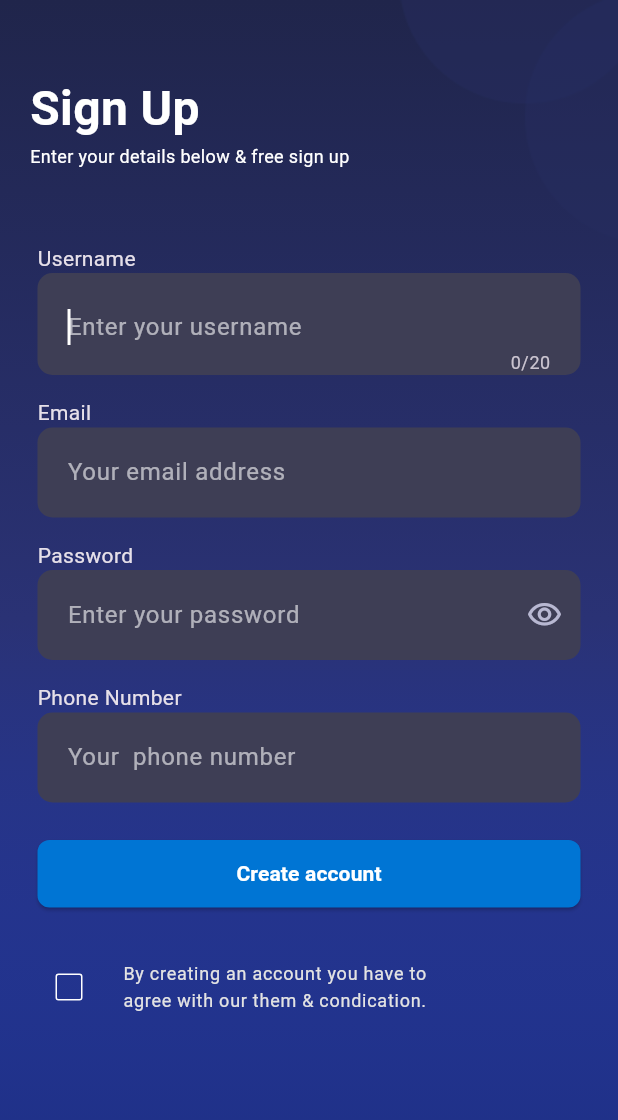
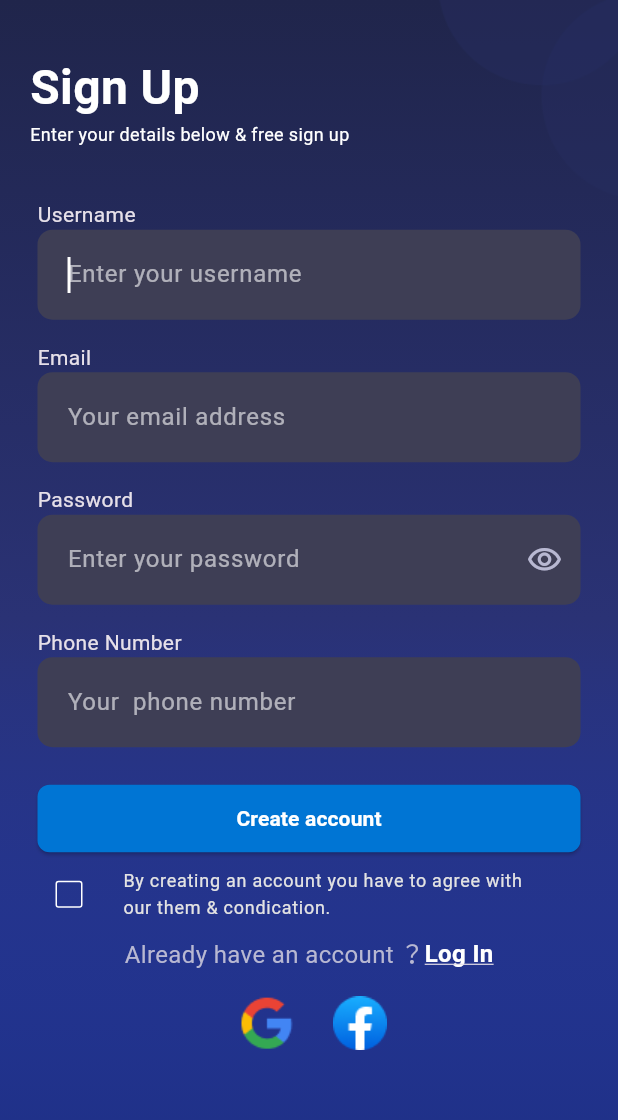
Before and after one commit to mirzazulfadhliamin/Flutter_UI_Login_APP, a Flutter app: the screen it shows after launch, after a tap on "Sign up", on a phone screen of 412 x 824 dp. Shown: the top 1120 px of the screen. Run offline on Flutter 3.47's test engine with Material 2 defaults, Android fonts, the phone set to English and light mode, and no system bars; Roboto replaces fonts that are missing (Georgia, Hind, addressCity).

Commit message:
Login dan SingIn UI

```diff
--- a/lib/pages/SignUp.dart
+++ b/lib/pages/SignUp.dart
@@ -1,4 +1,5 @@
 import 'package:flutter/material.dart';
+import 'package:login_page1/pages/login.dart';
 
 class SignUp_page extends StatefulWidget {
   const SignUp_page({super.key});
@@ -21,8 +22,8 @@ class _SignUp_pageState extends State<SignUp_page> {
   @override
   Widget build(BuildContext context) {
     return Scaffold(
-      body: SingleChildScrollView(
-        child: SafeArea(
+      resizeToAvoidBottomInset: false,
+      body: SafeArea(
         child: Container(
           width: double.infinity,
           height: MediaQuery.of(context).size.height,
@@ -59,7 +60,7 @@ class _SignUp_pageState extends State<SignUp_page> {
                       ),
                       Container(
                         margin: EdgeInsets.only(left: 20),
-                          child: Text(
+                        child: const Text(
                           "Enter your details below & free sign up",
                           style: TextStyle(
                             color: Colors.white,
@@ -69,8 +70,11 @@ class _SignUp_pageState extends State<SignUp_page> {
                       ),
                     ],
                   ),
-                    Spacer(),
-                    Image.asset('images/vector1.png'),
+                  const Spacer(),
+                  Image.asset(
+                    'images/vector1.png',
+                    width: 120,
+                  ),
                 ],
               ),
               Container(
@@ -84,7 +88,6 @@ class _SignUp_pageState extends State<SignUp_page> {
                 ),
                 margin: const EdgeInsets.symmetric(horizontal: 25),
                 child: TextField(
-                    maxLength: 20,
                   autofocus: true,
                   textAlignVertical: TextAlignVertical.center,
                   focusNode: _focus_username,
@@ -97,7 +100,7 @@ class _SignUp_pageState extends State<SignUp_page> {
                   decoration: const InputDecoration(
                     border: InputBorder.none,
                     contentPadding:
-                          EdgeInsets.symmetric(horizontal: 20, vertical: 0),
+                        EdgeInsets.symmetric(horizontal: 20, vertical: 18),
                     hintText: "Enter your username",
                     hintStyle:
                         TextStyle(color: Color.fromARGB(151, 255, 255, 255)),
@@ -124,7 +127,7 @@ class _SignUp_pageState extends State<SignUp_page> {
                     fontSize: 16,
                     color: Colors.white,
                   ),
-                    decoration: InputDecoration(
+                  decoration: const InputDecoration(
                     border: InputBorder.none,
                     contentPadding:
                         EdgeInsets.symmetric(horizontal: 20, vertical: 18),
@@ -198,7 +201,7 @@ class _SignUp_pageState extends State<SignUp_page> {
                     fontSize: 16,
                     color: Colors.white,
                   ),
-                    decoration: InputDecoration(
+                  decoration: const InputDecoration(
                     border: InputBorder.none,
                     contentPadding:
                         EdgeInsets.symmetric(horizontal: 20, vertical: 18),
@@ -209,7 +212,7 @@ class _SignUp_pageState extends State<SignUp_page> {
                 ),
               ),
               Container(
-                  margin: EdgeInsets.symmetric(horizontal: 25, vertical: 25),
+                margin: EdgeInsets.only(left: 25, right: 25, top: 25),
                 width: MediaQuery.of(context).size.width * 1,
                 height: 45,
                 child: ElevatedButton(
@@ -234,8 +237,8 @@ class _SignUp_pageState extends State<SignUp_page> {
               ),
               ListTile(
                 title: Container(
-                    margin: EdgeInsets.only(right: 70),
-                    child: Text(
+                  margin: const EdgeInsets.only(right: 20),
+                  child: const Text(
                     "By creating an account you have to agree with our them & condication.",
                     style: TextStyle(
                       fontFamily: AutofillHints.addressCity,
@@ -263,9 +266,56 @@ class _SignUp_pageState extends State<SignUp_page> {
                     side: BorderSide(color: Colors.white),
                   ),
                 ),
+              ),
+              Row(
+                mainAxisAlignment: MainAxisAlignment.center,
+                children: [
+                  Container(
+                    child: const Text(
+                      "Already have an account ？",
+                      style: TextStyle(
+                          fontFamily: AutofillHints.addressCity,
+                          fontSize: 16,
+                          color: Color.fromARGB(255, 184, 184, 210)),
+                    ),
+                  ),
+                  SizedBox(
+                    height: 5,
+                  ),
+                  InkWell(
+                    onTap: () {
+                      Navigator.of(context).push(
+                        MaterialPageRoute(
+                          builder: (context) => LoginPage(),
+                        ),
+                      );
+                    },
+                    child: const Text(
+                      "Log In",
+                      style: TextStyle(
+                          fontFamily: AutofillHints.addressCity,
+                          fontSize: 16,
+                          fontWeight: FontWeight.bold,
+                          color: Colors.white,
+                          decoration: TextDecoration.underline),
+                    ),
                   )
                 ],
               ),
+              Container(
+                margin: EdgeInsets.only(top: 10),
+              ),
+              Row(
+                mainAxisAlignment: MainAxisAlignment.center,
+                children: [
+                  Image.asset('images/google_logo.png'),
+                  const SizedBox(
+                    width: 20,
+                  ),
+                  Image.asset('images/facebook_logo.png'),
+                ],
+              )
+            ],
           ),
         ),
       ),
--- a/lib/pages/login.dart
+++ b/lib/pages/login.dart
@@ -20,8 +20,7 @@ class _LoginPageState extends State<LoginPage> {
   Widget build(BuildContext context) {
     return Scaffold(
       resizeToAvoidBottomInset: false,
-      body: SingleChildScrollView(
-        child: SafeArea(
+      body: SafeArea(
         child: Container(
           width: double.infinity,
           height: MediaQuery.of(context).size.height,
@@ -52,7 +51,10 @@ class _LoginPageState extends State<LoginPage> {
                     ),
                   ),
                   Spacer(),
-                    Image.asset('images/vector1.png'),
+                  Image.asset(
+                    'images/vector1.png',
+                    width: 120,
+                  ),
                 ],
               ),
               Image.asset(
@@ -67,8 +69,7 @@ class _LoginPageState extends State<LoginPage> {
                     margin: EdgeInsets.only(left: 40, top: 30),
                     child: const Text(
                       "Your Email",
-                        style:
-                            TextStyle(color: Color.fromRGBO(228, 228, 228, 1)),
+                      style: TextStyle(color: Color.fromRGBO(228, 228, 228, 1)),
                     ),
                   ),
                   Container(
@@ -84,13 +85,13 @@ class _LoginPageState extends State<LoginPage> {
                       textAlignVertical: TextAlignVertical.top,
                       keyboardType: TextInputType.emailAddress,
                       cursorColor: Colors.white,
-                        style: TextStyle(
+                      style: const TextStyle(
                         fontSize: 16,
                         color: Colors.white,
                       ),
-                        decoration: InputDecoration(
-                          contentPadding: EdgeInsets.symmetric(
-                              horizontal: 20, vertical: 18),
+                      decoration: const InputDecoration(
+                        contentPadding:
+                            EdgeInsets.symmetric(horizontal: 20, vertical: 18),
                         hintText: "Your Email",
                         hintStyle: TextStyle(
                             color: Color.fromARGB(151, 255, 255, 255)),
@@ -102,8 +103,7 @@ class _LoginPageState extends State<LoginPage> {
                     margin: EdgeInsets.only(left: 40, top: 10),
                     child: const Text(
                       "Password",
-                        style:
-                            TextStyle(color: Color.fromRGBO(228, 228, 228, 1)),
+                      style: TextStyle(color: Color.fromRGBO(228, 228, 228, 1)),
                     ),
                   ),
                   Container(
@@ -138,10 +138,10 @@ class _LoginPageState extends State<LoginPage> {
                           ),
                         ),
                         border: InputBorder.none,
-                          contentPadding: EdgeInsets.symmetric(
+                        contentPadding: const EdgeInsets.symmetric(
                             horizontal: 20, vertical: 18),
                         hintText: "Password",
-                          hintStyle: TextStyle(
+                        hintStyle: const TextStyle(
                             color: Color.fromARGB(151, 255, 255, 255)),
                       ),
                     ),
@@ -151,7 +151,7 @@ class _LoginPageState extends State<LoginPage> {
                     children: [
                       Container(
                         margin: EdgeInsets.only(right: 40, top: 10),
-                          child: Text(
+                        child: const Text(
                           "Forget Password?",
                           style: TextStyle(
                               color: Color.fromRGBO(184, 184, 210, 1)),
@@ -162,7 +162,7 @@ class _LoginPageState extends State<LoginPage> {
                   Center(
                     child: Container(
                       width: double.infinity, // Mengisi lebar layar
-                        margin: EdgeInsets.symmetric(
+                      margin: const EdgeInsets.symmetric(
                           horizontal:
                               40), // Margin samping untuk memberikan jarak dari tepi layar
                       child: ElevatedButton(
@@ -171,14 +171,14 @@ class _LoginPageState extends State<LoginPage> {
                           backgroundColor: MaterialStateProperty.all(
                             Color.fromARGB(255, 0, 117, 212),
                           ),
-                            shape: MaterialStateProperty.all<
-                                RoundedRectangleBorder>(
+                          shape:
+                              MaterialStateProperty.all<RoundedRectangleBorder>(
                             RoundedRectangleBorder(
                               borderRadius: BorderRadius.circular(8),
                             ),
                           ),
                         ),
-                          child: Text(
+                        child: const Text(
                           "Log In",
                           style: TextStyle(
                               color: Colors.white,
@@ -191,8 +191,8 @@ class _LoginPageState extends State<LoginPage> {
                   Row(
                     mainAxisAlignment: MainAxisAlignment.center,
                     children: [
-                        Text(
-                          "Don't have an account?",
+                      const Text(
+                        "Don't have an account ? ",
                         style: TextStyle(
                             color: Color.fromARGB(255, 184, 184, 210)),
                       ),
@@ -208,12 +208,12 @@ class _LoginPageState extends State<LoginPage> {
                         },
                         child: Container(
                           margin: EdgeInsets.symmetric(vertical: 10),
-                            child: Text(
+                          child: const Text(
                             "Sign up",
                             style: TextStyle(
                                 color: Colors.white,
                                 fontWeight: FontWeight.bold,
-                              ),
+                                decoration: TextDecoration.underline),
                           ),
                         ),
                       ),
@@ -223,7 +223,7 @@ class _LoginPageState extends State<LoginPage> {
               ),
               Container(
                 margin: EdgeInsets.symmetric(horizontal: 40, vertical: 10),
-                  child: Row(
+                child: const Row(
                   children: [
                     Expanded(
                         child: Divider(
@@ -250,7 +250,7 @@ class _LoginPageState extends State<LoginPage> {
                 mainAxisAlignment: MainAxisAlignment.center,
                 children: [
                   Image.asset('images/google_logo.png'),
-                    SizedBox(
+                  const SizedBox(
                     width: 20,
                   ),
                   Image.asset('images/facebook_logo.png'),
@@ -260,7 +260,6 @@ class _LoginPageState extends State<LoginPage> {
           ),
         ),
       ),
-      ),
     );
   }
 }
```
Lines whose indentation alone changed are shown as unchanged.
